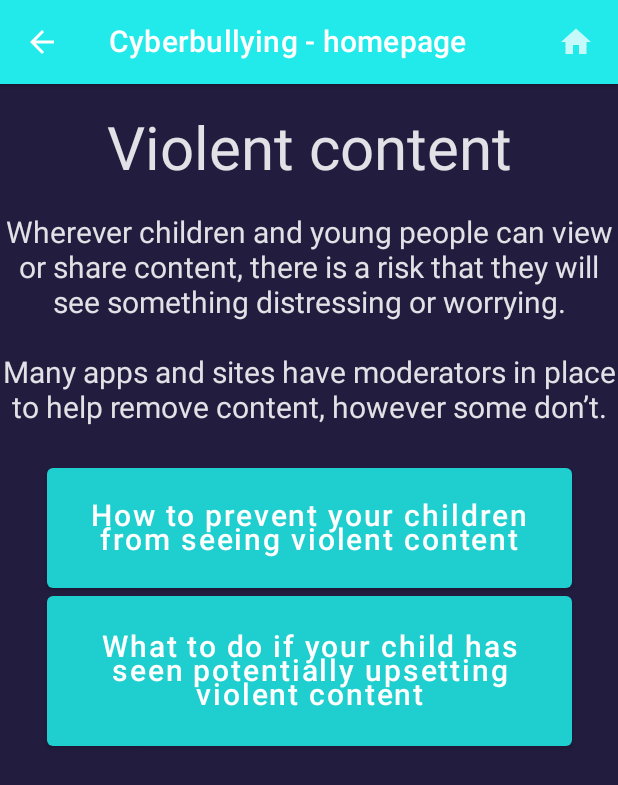
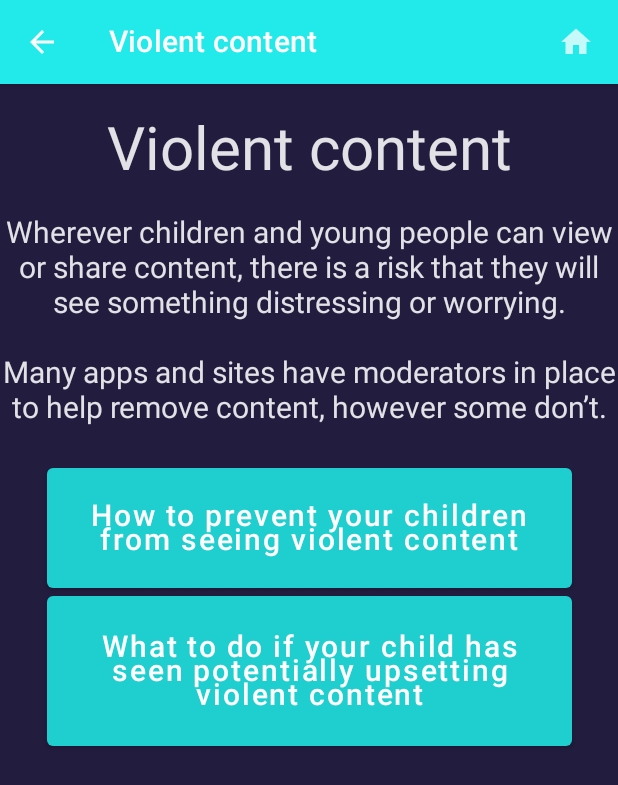
Before and after one commit to ManahalS/Hellosafe, an Android app built with Jetpack Compose: the @Preview function DefaultPreview, on a phone screen of 412 x 824 dp. Shown: the top 785 px of the screen. Run offline under Robolectric (Android 15) with nearby library versions, the phone set to English and light mode, and no system bars; our stand-ins replace accompanist.

Commit message:
changed things that were causing issues!!!

```diff
--- a/app/src/main/java/com/example/simplenavigationcompose/ui/secondscreens/Violent.kt
+++ b/app/src/main/java/com/example/simplenavigationcompose/ui/secondscreens/Violent.kt
@@ -36,7 +36,7 @@ fun JAppBarSample(
         TopAppBar(
             elevation = 4.dp,
             title = {
-                Text("Cyberbullying - homepage",textAlign = TextAlign.Center)
+                Text("Violent content",textAlign = TextAlign.Center)
             },
             backgroundColor =  next_lightest,
             navigationIcon = {
--- a/app/src/main/java/com/example/simplenavigationcompose/ui/theme/Theme.kt
+++ b/app/src/main/java/com/example/simplenavigationcompose/ui/theme/Theme.kt
@@ -1,20 +1,11 @@
 package com.example.simplenavigationcompose.ui.theme
 
-import androidx.compose.foundation.isSystemInDarkTheme
 import androidx.compose.material.MaterialTheme
-import androidx.compose.material.darkColors
 import androidx.compose.material.lightColors
 import androidx.compose.runtime.Composable
 import com.google.accompanist.systemuicontroller.rememberSystemUiController
 
-private val DarkColorPalette = darkColors(
-    primary = third_lightest,
-    primaryVariant = darkest_blue,
-    secondary = lightest,
-    background = darkest_blue,
-    surface = darkest_blue
 
-)
 
 private val LightColorPalette = lightColors(
     primary = third_lightest,
@@ -34,13 +25,10 @@ private val LightColorPalette = lightColors(
 
 @Composable
 fun SimpleNavComposeAppTheme(
-    darkTheme: Boolean = isSystemInDarkTheme(),
     useSystemUiController: Boolean = true,
     content: @Composable () -> Unit
 ) {
-    val colors = if (darkTheme) {
-        DarkColorPalette
-    } else {
+    val colors = {
         LightColorPalette
     }
 
@@ -55,7 +43,7 @@ fun SimpleNavComposeAppTheme(
     }
 
     MaterialTheme(
-        colors = colors,
+        colors = LightColorPalette,
         typography = Typography,
         shapes = Shapes,
         content = content
```
